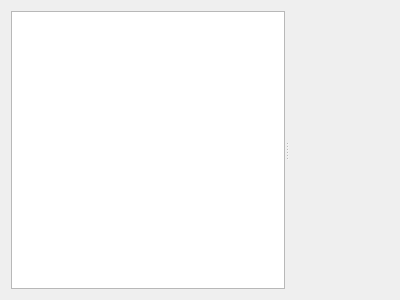
javierllorente/qactus, file src/gui/requestbox/requestbox.ui: the form before one commit.
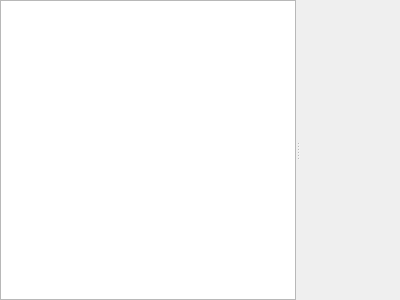
The form after the commit. Custom widgets are drawn as their Qt base class.

Commit message: Remove layout margins

Diff of the .ui file:
```diff
--- a/src/gui/requestbox/requestbox.ui
+++ b/src/gui/requestbox/requestbox.ui
@@ -11,6 +11,18 @@
    </rect>
   </property>
   <layout class="QVBoxLayout" name="verticalLayout_3">
+   <property name="leftMargin">
+    <number>0</number>
+   </property>
+   <property name="topMargin">
+    <number>0</number>
+   </property>
+   <property name="rightMargin">
+    <number>0</number>
+   </property>
+   <property name="bottomMargin">
+    <number>0</number>
+   </property>
    <item>
     <widget class="QSplitter" name="horizontalSplitter">
      <property name="sizePolicy">
```
Left out of the diff: 2 changed lines with no effect on the pictures.
